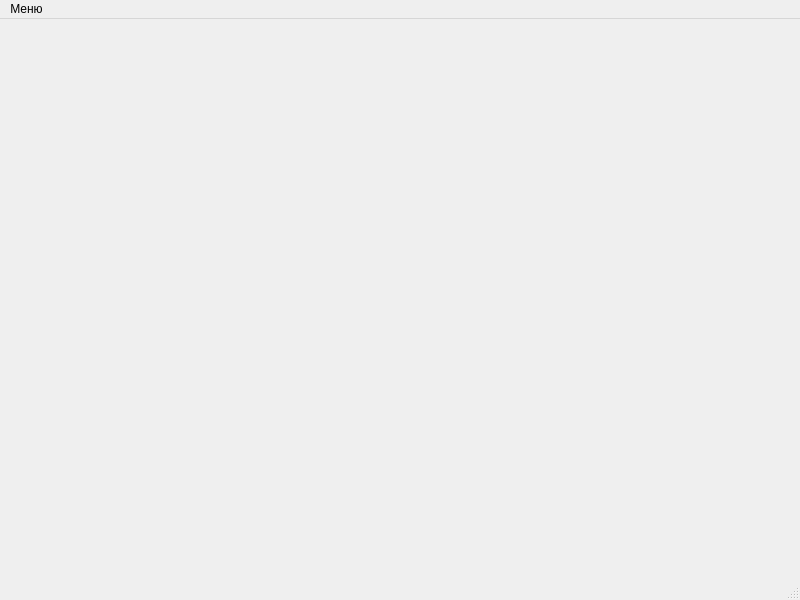
Before: the Qt Designer form mainwindow.ui in gamerlight/diplom_orientation, drawn with Qt 5.
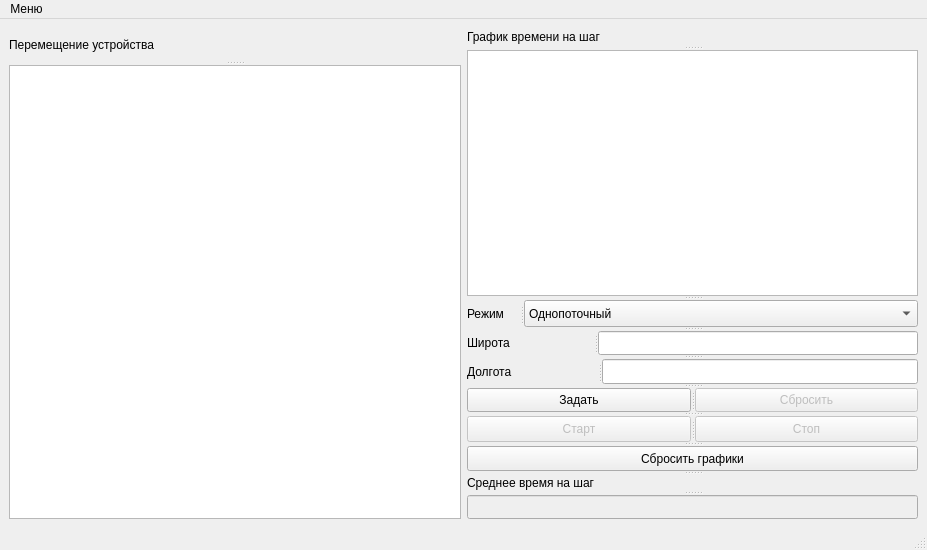
After: the same form once the commit is applied.

Patch:
```diff
--- a/mainwindow.ui
+++ b/mainwindow.ui
@@ -6,21 +6,188 @@
    <rect>
     <x>0</x>
     <y>0</y>
-    <width>800</width>
-    <height>600</height>
+    <width>927</width>
+    <height>550</height>
    </rect>
   </property>
   <property name="windowTitle">
    <string>Система инерциальной навигации</string>
   </property>
-  <widget class="QWidget" name="centralwidget"/>
+  <widget class="QWidget" name="centralwidget">
+   <layout class="QHBoxLayout" name="horizontalLayout">
+    <item>
+     <widget class="QSplitter" name="splitter">
+      <property name="orientation">
+       <enum>Qt::Vertical</enum>
+      </property>
+      <widget class="QSplitter" name="splitter_11">
+       <property name="orientation">
+        <enum>Qt::Vertical</enum>
+       </property>
+       <widget class="QLabel" name="label">
+        <property name="text">
+         <string>Перемещение устройства</string>
+        </property>
+       </widget>
+       <widget class="QGraphicsView" name="graphicsView"/>
+      </widget>
+     </widget>
+    </item>
+    <item>
+     <widget class="QSplitter" name="splitter_13">
+      <property name="orientation">
+       <enum>Qt::Vertical</enum>
+      </property>
+      <widget class="QSplitter" name="splitter_12">
+       <property name="orientation">
+        <enum>Qt::Vertical</enum>
+       </property>
+       <widget class="QLabel" name="label_2">
+        <property name="text">
+         <string>График времени на шаг</string>
+        </property>
+       </widget>
+       <widget class="QGraphicsView" name="graphicsView_2"/>
+      </widget>
+      <widget class="QSplitter" name="splitter_10">
+       <property name="orientation">
+        <enum>Qt::Vertical</enum>
+       </property>
+       <widget class="QSplitter" name="splitter_2">
+        <property name="orientation">
+         <enum>Qt::Horizontal</enum>
+        </property>
+        <widget class="QLabel" name="label_6">
+         <property name="text">
+          <string>Режим</string>
+         </property>
+        </widget>
+        <widget class="QComboBox" name="comboBox">
+         <item>
+          <property name="text">
+           <string>Однопоточный</string>
+          </property>
+         </item>
+         <item>
+          <property name="text">
+           <string>Распараллеливание внутренних подзадач</string>
+          </property>
+         </item>
+         <item>
+          <property name="text">
+           <string>Распараллеливание общих задач</string>
+          </property>
+         </item>
+         <item>
+          <property name="text">
+           <string>Комбинированное распараллеливание</string>
+          </property>
+         </item>
+        </widget>
+       </widget>
+       <widget class="QSplitter" name="splitter_5">
+        <property name="orientation">
+         <enum>Qt::Vertical</enum>
+        </property>
+        <widget class="QSplitter" name="splitter_3">
+         <property name="orientation">
+          <enum>Qt::Horizontal</enum>
+         </property>
+         <widget class="QLabel" name="label_3">
+          <property name="text">
+           <string>Широта</string>
+          </property>
+         </widget>
+         <widget class="QLineEdit" name="lineEdit"/>
+        </widget>
+        <widget class="QSplitter" name="splitter_4">
+         <property name="orientation">
+          <enum>Qt::Horizontal</enum>
+         </property>
+         <widget class="QLabel" name="label_4">
+          <property name="text">
+           <string>Долгота</string>
+          </property>
+         </widget>
+         <widget class="QLineEdit" name="lineEdit_2"/>
+        </widget>
+        <widget class="QSplitter" name="splitter_6">
+         <property name="orientation">
+          <enum>Qt::Horizontal</enum>
+         </property>
+         <widget class="QPushButton" name="pushButton">
+          <property name="text">
+           <string>Задать</string>
+          </property>
+         </widget>
+         <widget class="QPushButton" name="pushButton_2">
+          <property name="enabled">
+           <bool>false</bool>
+          </property>
+          <property name="text">
+           <string>Сбросить</string>
+          </property>
+         </widget>
+        </widget>
+       </widget>
+       <widget class="QSplitter" name="splitter_8">
+        <property name="orientation">
+         <enum>Qt::Vertical</enum>
+        </property>
+        <widget class="QSplitter" name="splitter_7">
+         <property name="orientation">
+          <enum>Qt::Horizontal</enum>
+         </property>
+         <widget class="QPushButton" name="pushButton_4">
+          <property name="enabled">
+           <bool>false</bool>
+          </property>
+          <property name="text">
+           <string>Старт</string>
+          </property>
+         </widget>
+         <widget class="QPushButton" name="pushButton_5">
+          <property name="enabled">
+           <bool>false</bool>
+          </property>
+          <property name="text">
+           <string>Стоп</string>
+          </property>
+         </widget>
+        </widget>
+        <widget class="QPushButton" name="pushButton_3">
+         <property name="text">
+          <string>Сбросить графики</string>
+         </property>
+        </widget>
+       </widget>
+       <widget class="QSplitter" name="splitter_9">
+        <property name="orientation">
+         <enum>Qt::Vertical</enum>
+        </property>
+        <widget class="QLabel" name="label_5">
+         <property name="text">
+          <string>Среднее время на шаг</string>
+         </property>
+        </widget>
+        <widget class="QLineEdit" name="lineEdit_3">
+         <property name="enabled">
+          <bool>false</bool>
+         </property>
+        </widget>
+       </widget>
+      </widget>
+     </widget>
+    </item>
+   </layout>
+  </widget>
   <widget class="QStatusBar" name="statusbar"/>
   <widget class="QMenuBar" name="menubar">
    <property name="geometry">
     <rect>
      <x>0</x>
      <y>0</y>
-     <width>800</width>
+     <width>927</width>
      <height>26</height>
     </rect>
    </property>
```
Left out of the diff: 2 changed lines with no effect on the pictures.
